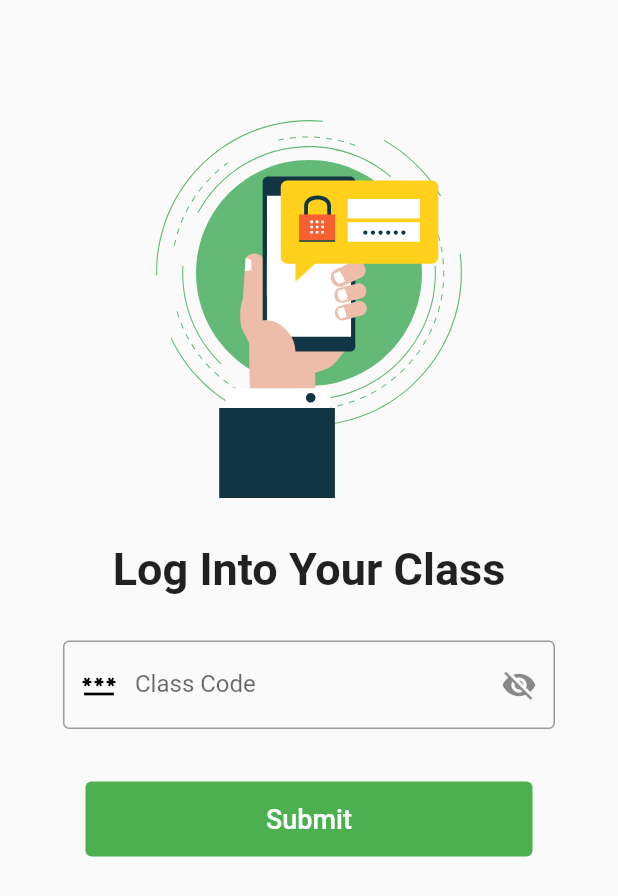
After one commit to PoojithaIrosha/flutter_school_project, a Flutter app: the Grade6aLogin screen opened by its route, on a phone screen of 412 x 824 dp. The commit adds this screen. Shown: the top 896 px of the screen. Run offline on Flutter 3.47's test engine with Material 2 defaults, Android fonts, the phone set to English and light mode, and no system bars; our stand-ins replace cloud_firestore, device_preview, firebase_core, firebase_storage, flutter_speed_dial, fluttertoast and 2 more; accounts and stored records are empty.

Commit message:
1. Added Time Table Button 2. Added Class Code for Grade 06

```diff
--- /dev/null
+++ b/lib/grade_login.dart
@@ -0,0 +1,61 @@
+import 'package:cloud_firestore/cloud_firestore.dart';
+import 'package:flutter/material.dart';
+import 'package:flutter/rendering.dart';
+import 'package:fluttertoast/fluttertoast.dart';
+import 'package:lottie/lottie.dart';
+
+final passwordController = TextEditingController();
+bool isPasswordVisible = true;
+
+Widget gradeLoginPage(
+    String password, context, Widget buildPassword, String className) {
+  return Scaffold(
+    body: Center(
+      child: ListView(
+        padding: EdgeInsets.all(32),
+        children: [
+          Padding(
+            padding: const EdgeInsets.only(bottom: 30.0),
+            child: Center(
+              child: Lottie.asset("assets/password.json"),
+            ),
+          ),
+          Center(
+              child: Padding(
+            padding: const EdgeInsets.only(bottom: 20),
+            child: Text(
+              "Log Into Your Class",
+              style: TextStyle(fontSize: 30, fontWeight: FontWeight.bold),
+            ),
+          )),
+          buildPassword,
+          Padding(
+            padding: const EdgeInsets.all(25),
+            child: SizedBox(
+              height: 50,
+              child: TextButton(
+                onPressed: () async {
+                  if (password == passwordController.text) {
+                    Navigator.pushNamed(context, 'subjects/' + className);
+                  } else {
+                    Fluttertoast.showToast(
+                        msg: "Please Check Your Class Code",
+                        toastLength: Toast.LENGTH_SHORT,
+                        gravity: ToastGravity.BOTTOM);
+                  }
+                  passwordController.clear();
+                },
+                child: Text(
+                  "Submit",
+                  style: TextStyle(fontSize: 18, color: Colors.white),
+                ),
+                style: ButtonStyle(
+                    backgroundColor: MaterialStateProperty.all(Colors.green)),
+              ),
+            ),
+          ),
+        ],
+      ),
+    ),
+  );
+}
--- /dev/null
+++ b/lib/links/grade_6/6a/6a_login.dart
@@ -0,0 +1,71 @@
+import 'package:cloud_firestore/cloud_firestore.dart';
+import 'package:flutter/material.dart';
+import 'package:flutter_school_project/grade_login.dart';
+import 'package:lottie/lottie.dart';
+
+class Grade6aLogin extends StatefulWidget {
+  const Grade6aLogin({Key? key}) : super(key: key);
+
+  @override
+  _Grade6aLoginState createState() => _Grade6aLoginState();
+}
+
+class _Grade6aLoginState extends State<Grade6aLogin> {
+  late String pass;
+  bool isPasswordVisible = true;
+  String password = "";
+  String className = '6a';
+
+  void getLink() async {
+    DocumentSnapshot variable = await FirebaseFirestore.instance
+        .collection('grade6a') // Change here..
+        .doc('login') // Change here..
+        .get();
+
+    pass = variable['password'];
+    setState(() {
+      password = pass;
+    });
+  }
+
+  Widget buildPassword() => Padding(
+        padding: const EdgeInsets.all(10),
+        child: TextField(
+          controller: passwordController,
+          textInputAction: TextInputAction.done,
+          decoration: InputDecoration(
+            prefixIcon: Icon(Icons.password, color: Colors.black),
+            suffixIcon: IconButton(
+              icon: isPasswordVisible
+                  ? Icon(Icons.visibility_off)
+                  : Icon(Icons.visibility),
+              onPressed: () {
+                setState(() {
+                  isPasswordVisible = !isPasswordVisible;
+                });
+              },
+            ),
+            hintText: "Enter Your Class Code...",
+            labelText: "Class Code",
+            border: OutlineInputBorder(),
+          ),
+          obscureText: isPasswordVisible,
+        ),
+      );
+
+  @override
+  void initState() {
+    super.initState();
+    getLink();
+  }
+
+  @override
+  Widget build(BuildContext context) {
+    return Scaffold(
+      body: Center(
+        child:
+            gradeLoginPage(password, this.context, buildPassword(), className),
+      ),
+    );
+  }
+}
--- a/pubspec.yaml
+++ b/pubspec.yaml
@@ -37,6 +37,7 @@ dependencies:
   firebase_core: any
   fluttertoast: any
   flutter_speed_dial: ^3.0.5
+  firebase_storage: any
 
 dev_dependencies:
   flutter_test:
```
Also changed, not shown: lib/grades.dart (+24 -3 lines), lib/links/grade_6/6b/6b_login.dart (added, +71 -0 lines), lib/links/grade_6/6c/6c_login.dart (added, +71 -0 lines), lib/main.dart (+9 -0 lines), lib/timetable.dart (added, +53 -0 lines), pubspec.lock, 3 other files.
